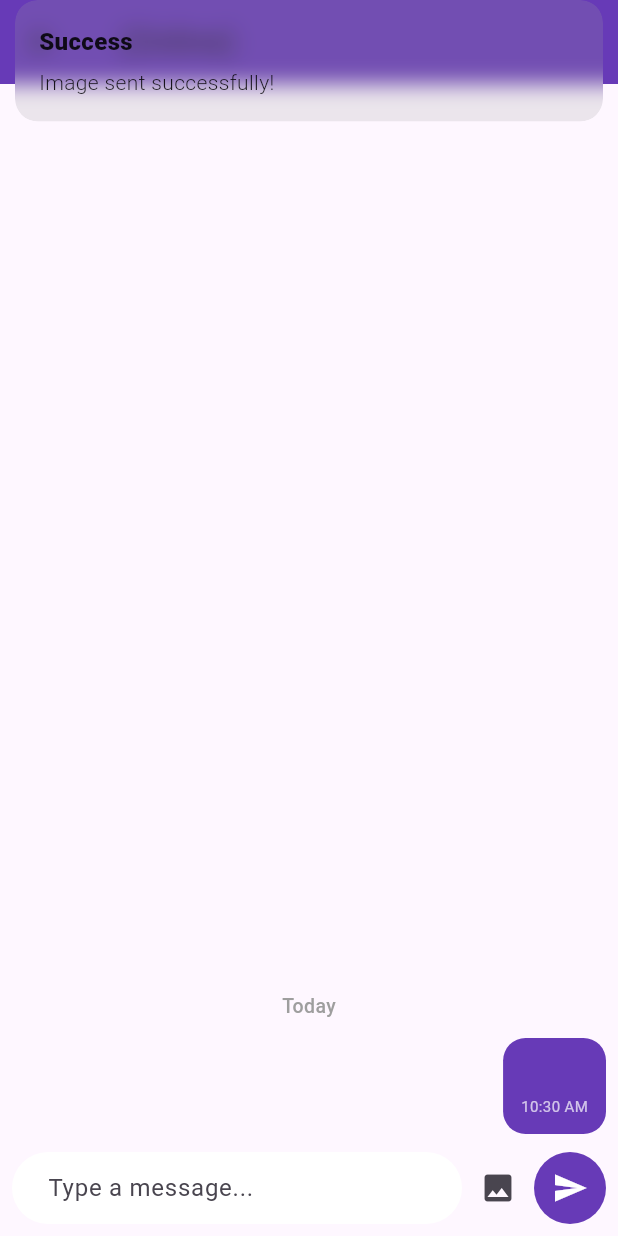
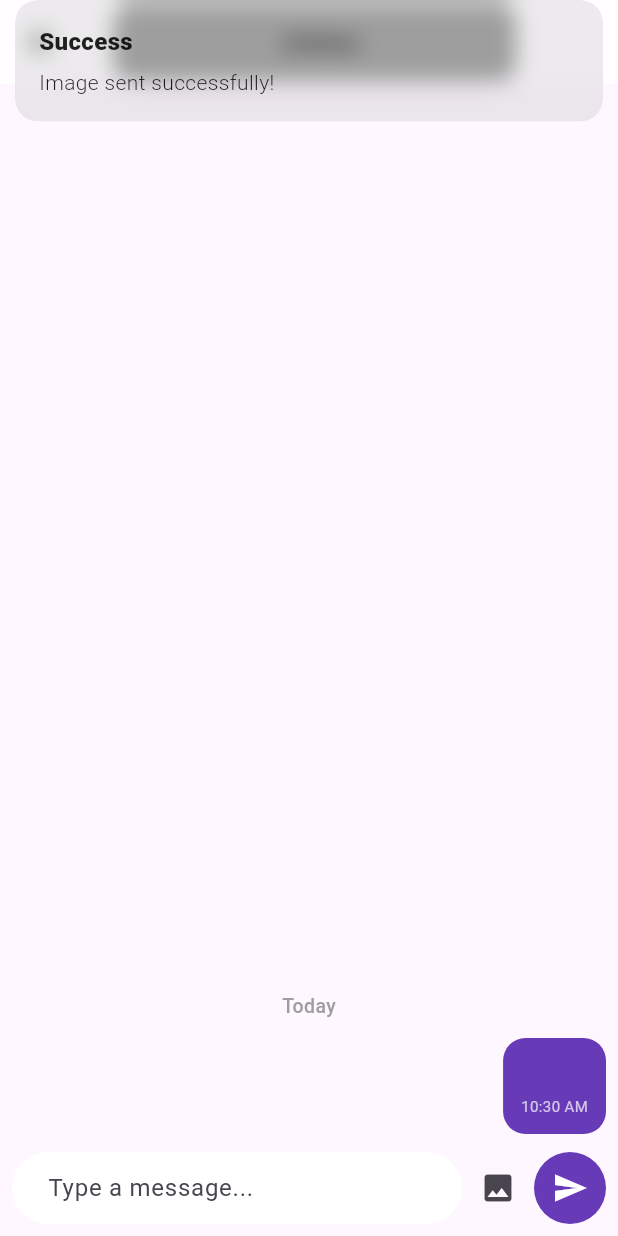
Before and after one commit to Abdullah4445/admin_privatily, a Flutter app: the ChattingPage screen opened directly with empty values, after a tap on the "image" icon, on a phone screen of 412 x 824 dp. Run offline on Flutter 3.47's test engine with Material 3 defaults, Android fonts, the phone set to English and light mode, and no system bars; our stand-ins replace cloud_firestore, firebase_auth, firebase_core, gap, get, lottie; accounts and stored records are empty; network calls fail.

Commit message:
1.chat page modularized  😍 2.using globalVariables in project first time. 3.Add amazing user status animations 😇 Date: May/10/25 Time: 10:53 PM

```diff
--- a/lib/chatting_page/chatting_page_view.dart
+++ b/lib/chatting_page/chatting_page_view.dart
@@ -1,8 +1,10 @@
 import 'dart:async';
 
+import 'package:admin_privatily/chatting_page/widgets/GuestStatus.dart';
 import 'package:admin_privatily/chatting_page/widgets/chat_bubble.dart';
 import 'package:admin_privatily/chatting_page/widgets/date_header.dart';
 import 'package:admin_privatily/chatting_page/widgets/message_input_field.dart';
+import 'package:admin_privatily/chatting_page/widgets/variables/globalVariables.dart';
 import 'package:flutter/material.dart';
 import 'package:get/get.dart';
 import 'package:cloud_firestore/cloud_firestore.dart';
@@ -37,14 +39,15 @@
   bool isLoading = false;
 
   Timer? _typingTimer;
-  final _auth = FirebaseAuth.instance;
-  final _firestore = FirebaseFirestore.instance;
+
 
   @override
   void initState() {
     super.initState();
+
+    globalChatRoomId = widget.chatRoomId;
     WidgetsBinding.instance.addObserver(this);
-    setUserOnline();
+    setUserOnline(globalChatRoomId);
 
     logic.getMessages(widget.chatRoomId).listen((newMessages) {
       logic.updateMessages(newMessages);
@@ -53,56 +56,43 @@
 
   @override
   void dispose() {
-    setUserOffline();
+   logic.setUserOffline(widget.chatRoomId);
     WidgetsBinding.instance.removeObserver(this);
     _typingTimer?.cancel();
     Get.delete<ChattingPageLogic>();
     super.dispose();
   }
 
-  Future<void> setUserOffline() async {
-    final user = _auth.currentUser;
-    if (user != null) {
-      await _firestore.collection('users').doc(user.uid).set({
-        'isOnline': false,
-        'lastSeen': FieldValue.serverTimestamp(),
-      }, SetOptions(merge: true));
-    }
-  }
+
 
   @override
-  void didChangeAppLifecycleState(AppLifecycleState state) {
-    if (state == AppLifecycleState.resumed) {
-      setUserOnline();
-    } else if (state == AppLifecycleState.inactive ||
-        state == AppLifecycleState.paused ||
-        state == AppLifecycleState.detached) {
-      setUserOffline();
-    }
-  }
 
-  void setTypingStatus(bool isTyping) async {
-    final user = _auth.currentUser;
-    if (user != null) {
-      await _firestore.collection('users').doc(user.uid).set({
-        'isTyping': isTyping,
-      }, SetOptions(merge: true));
-    }
-  }
 
   @override
   Widget build(BuildContext context) {
+    final screenWidth = MediaQuery.of(context).size.width;
     return Scaffold(
       appBar: AppBar(
-        title: Row(
-          children: [
-            Text(widget.receiverName,
-                style: const TextStyle(color: Colors.white)),
-            SizedBox(width: 8),
-            GuestStatus(guestUserId: widget.receiverId),
-          ],
+        title: Card(
+color: Colors.grey,
+          child: Container(
+            alignment: Alignment.center,
+            padding: EdgeInsets.all(10),
+            height: 50,
+            width: screenWidth*.65,
+            child: Row(
+              crossAxisAlignment: CrossAxisAlignment.center,
+              mainAxisAlignment: MainAxisAlignment.center,
+              children: [
+                Text(widget.receiverName,
+                    style: const TextStyle(color: Colors.black, fontSize: 20, fontWeight: FontWeight.bold)),
+                SizedBox(width: 8),
+                GuestStatus(guestUserId: widget.receiverId),
+              ],
+            ),
+          ),
         ),
-        backgroundColor: Colors.deepPurple,
+        backgroundColor: Colors.white70,
       ),
       body: Stack(
         children: [
@@ -159,7 +149,7 @@
                   onChanged: (text) {
                     final isTyping = text.trim().isNotEmpty;
                     print("onChanged called. text: '$text', isTyping: $isTyping");
-                    setTypingStatus(isTyping);
+                    logic.setTypingStatus(isTyping,widget.chatRoomId);
                     if (_typingTimer != null && _typingTimer!.isActive) {
                       print("Timer cancelled");
                       _typingTimer!.cancel();
@@ -167,7 +157,7 @@
                     if (isTyping) {
                       _typingTimer = Timer(const Duration(seconds: 1), () {
                         print("Timer expired, setting isTyping to false");
-                        setTypingStatus(false);
+                        logic.setTypingStatus(false,widget.chatRoomId);
                       });
                     } else {
                       print("Text field is empty");
@@ -183,62 +173,5 @@
     );
   }
 
-  Future<void> setUserOnline() async {
-    final user = _auth.currentUser;
-    if (user != null) {
-      try {
-        await FirebaseFirestore.instance.collection('users').doc(user.uid).set({
-          'isOnline': true,
-          'lastSeen': FieldValue.serverTimestamp(),
-        }, SetOptions(merge: true));
-        print("User ${user.uid} set to online");
-      } catch (e) {
-        print("Error setting user online: $e");
-      }
-    } else {
-      print("No user logged in, cannot set online status.");
-    }
-  }
+
 }
-
-class GuestStatus extends StatelessWidget {
-  final String guestUserId;
-
-  const GuestStatus({Key? key, required this.guestUserId}) : super(key: key);
-
-  @override
-  Widget build(BuildContext context) {
-    return StreamBuilder<DocumentSnapshot>(
-      stream: FirebaseFirestore.instance
-          .collection('users')
-          .doc(guestUserId)
-          .snapshots(),
-      builder: (context, snapshot) {
-        print("StreamBuilder snapshot: ${snapshot.data?.data()}");
-        if (snapshot.hasData && snapshot.data!.exists) {
-          final userData = snapshot.data!.data() as Map<String, dynamic>;
-          final isOnline = userData['isOnline'] ?? false;
-          final isTyping = userData['isTyping'] ?? false;
-          final lastSeen = userData['lastSeen'] as Timestamp?;
-
-          if (isTyping) {
-            return const Text("(Typing...)");
-          } else if (isOnline) {
-            return const Text("(Online)");
-          } else {
-            if (lastSeen != null) {
-              DateTime dateTime = lastSeen.toDate();
-              String formattedDate =
-              DateFormat('dd/MM/yyyy hh:mm a').format(dateTime);
-              return Text("(Last seen: $formattedDate)");
-            } else {
-              return const Text("(Offline)");
-            }
-          }
-        } else {
-          return const Text("(Loading status...)");
-        }
-      },
-    );
-  }
-}
--- /dev/null
+++ b/lib/chatting_page/widgets/GuestStatus.dart
@@ -0,0 +1,71 @@
+import 'package:admin_privatily/chatting_page/widgets/typing_indicator.dart';
+import 'package:admin_privatily/chatting_page/widgets/variables/globalVariables.dart';
+import 'package:cloud_firestore/cloud_firestore.dart';
+import 'package:flutter/material.dart';
+import 'package:intl/intl.dart';
+
+class GuestStatus extends StatelessWidget {
+  final String guestUserId;
+
+  const GuestStatus({Key? key, required this.guestUserId}) : super(key: key);
+
+  @override
+  Widget build(BuildContext context) {
+    return StreamBuilder<DocumentSnapshot>(
+      stream: FirebaseFirestore.instance.
+        collection('ChatsRoomId').doc(globalChatRoomId).collection("usersStatus")
+          .doc(guestUserId)
+          .snapshots(),
+      builder: (context, snapshot) {
+        // Log to debug
+        print("StreamBuilder snapshot: ${snapshot.data?.data()}");
+
+        if (snapshot.hasData && snapshot.data!.exists) {
+          final userData = snapshot.data!.data() as Map<String, dynamic>;
+          final isOnline = userData['isOnline'] ?? false;
+          final isTyping = userData['isTyping'] ?? false;
+          final lastSeen = userData['lastSeen'] as Timestamp?;
+
+          if (isTyping) {
+            return const TypingIndicator(); // 👈 Beautiful animated indicator
+          } else if (isOnline) {
+            return const Text(
+              "(Online)",
+              style: TextStyle(
+                color: Colors.black,
+                fontWeight: FontWeight.bold,
+                fontStyle: FontStyle.italic,
+              ),
+            );
+          } else {
+            if (lastSeen != null) {
+              DateTime dateTime = lastSeen.toDate();
+              String formattedDate =
+              DateFormat('dd/MM/yyyy hh:mm a').format(dateTime);
+              return Text(
+                "(Last seen: $formattedDate)",
+                style: const TextStyle(
+                  fontStyle: FontStyle.italic,
+                  color: Colors.grey,
+                ),
+              );
+            } else {
+              return const Text(
+                "(Offline)",
+                style: TextStyle(
+                  fontStyle: FontStyle.italic,
+                  color: Colors.grey,
+                ),
+              );
+            }
+          }
+        } else {
+          return const Text(
+            "(Loading status...)",
+            style: TextStyle(fontStyle: FontStyle.italic, color: Colors.grey),
+          );
+        }
+      },
+    );
+  }
+}
--- /dev/null
+++ b/lib/chatting_page/widgets/variables/globalVariables.dart
@@ -0,0 +1 @@
+String? globalChatRoomId;
--- a/lib/firebase_utils.dart
+++ b/lib/firebase_utils.dart
@@ -1,11 +1,13 @@
 import 'package:firebase_auth/firebase_auth.dart';
 import 'package:cloud_firestore/cloud_firestore.dart';
 
-Future<void> setUserOnline() async {
+
+Future<void> setUserOnline(globalChatRoomId) async {
+
   final user = FirebaseAuth.instance.currentUser;
   if (user != null) {
     try {
-      await FirebaseFirestore.instance.collection('users').doc(user.uid).set({
+      await FirebaseFirestore.instance.collection('ChatsRoomId').doc(globalChatRoomId).collection("usersStatus").doc(user.uid).set({
         'isOnline': true,
         'lastSeen': FieldValue.serverTimestamp(),
         'isTyping': false, // Set default value for isTyping
--- a/lib/login_screen/logic.dart
+++ b/lib/login_screen/logic.dart
@@ -4,6 +4,7 @@
 import 'package:flutter/cupertino.dart';
 import 'package:get/get.dart';
 
+import '../chatting_page/widgets/variables/globalVariables.dart';
 import '../firebase_utils.dart';
 import '../home_page/view.dart';
 import '../models/students.dart';
@@ -32,7 +33,7 @@
         UserCredential userCredential =
         await fbAu.createUserWithEmailAndPassword(
             email: emailC.text, password: passC.text);
-        await setUserOnline();
+        await setUserOnline(globalChatRoomId);
         print(fbAu.currentUser!.uid);
         if (userCredential.user != null) {
           String name = nameC.text;
--- a/lib/main.dart
+++ b/lib/main.dart
@@ -5,6 +5,7 @@
 import 'package:firebase_auth/firebase_auth.dart';  // Import FirebaseAuth
 import 'package:admin_privatily/firebase_utils.dart';  // Import firebase_utils.dart
 
+import 'chatting_page/widgets/variables/globalVariables.dart';
 import 'firebase_options.dart';
 
 void main() async{
@@ -18,7 +19,7 @@
 
   // Call setUserOnline if the user is already logged in
   if (user != null) {
-    await setUserOnline();
+    await setUserOnline(globalChatRoomId);
   }
 
   runApp(MyApp());
```
Also changed, not shown: lib/chatting_page/chatting_page_logic.dart (+48 -0 lines), lib/chatting_page/widgets/typing_indicator.dart (added, +89 -0 lines).
